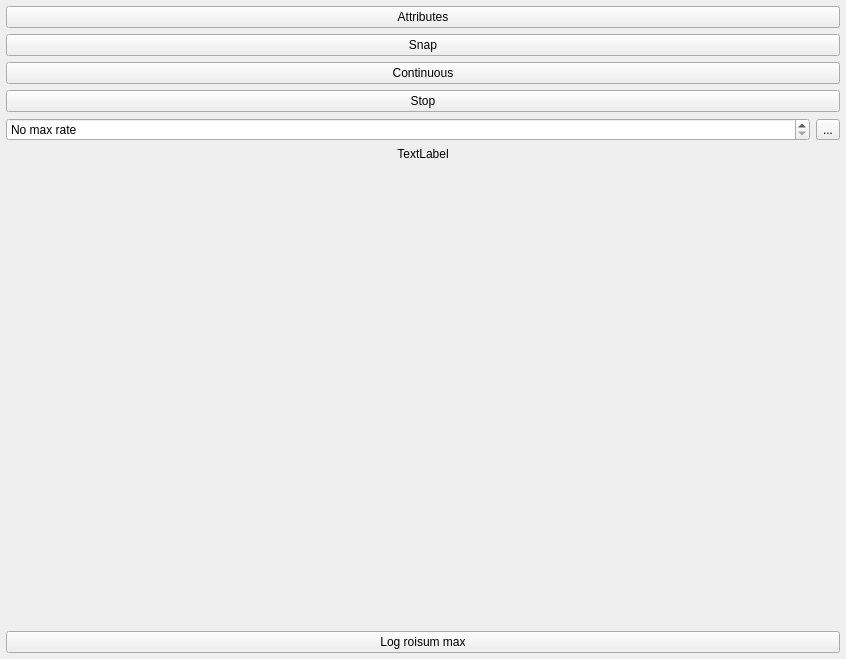
This is labscript_devices/IMAQdxCamera/blacs_tab.ui in jkthompsonlab/labscript-devices as Qt 5 draws it before an edit. The edited form follows.
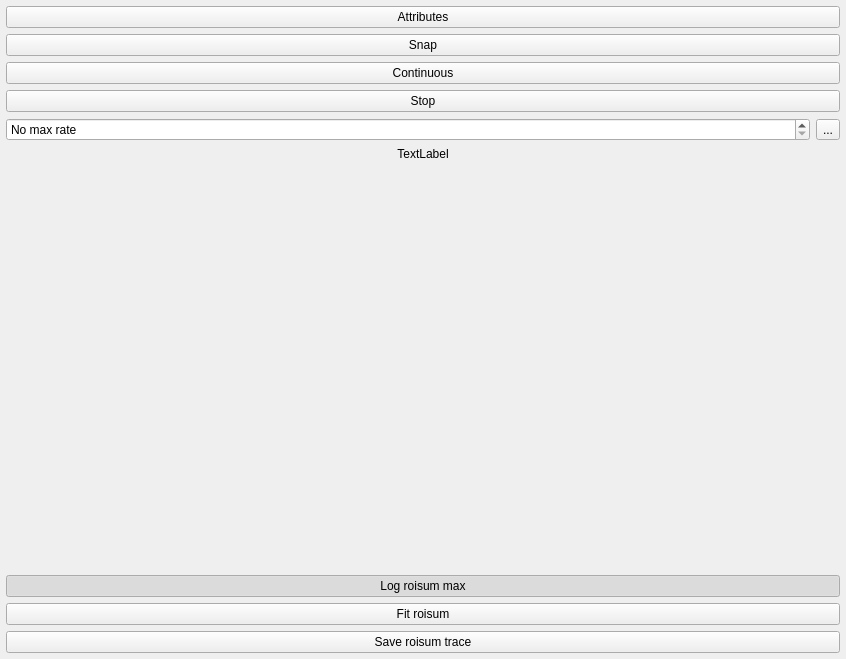
This is the edited form. Icons and pictures are not drawn.

Commit message: add fitting functions, outsource influxdb specific functions

Patch:
```diff
--- a/labscript_devices/IMAQdxCamera/blacs_tab.ui
+++ b/labscript_devices/IMAQdxCamera/blacs_tab.ui
@@ -167,10 +167,36 @@
           <bool>true</bool>
          </property>
          <property name="checked">
+          <bool>true</bool>
+         </property>
+        </widget>
+       </item>
+       <item>
+        <widget class="QPushButton" name="pushButton_fit_roisum">
+         <property name="toolTip">
+          <string>Fit and log roisum parameters to influxdb</string>
+         </property>
+         <property name="text">
+          <string>Fit roisum</string>
+         </property>
+         <property name="checkable">
+          <bool>true</bool>
+         </property>
+         <property name="checked">
           <bool>false</bool>
          </property>
         </widget>
        </item>
+       <item>
+        <widget class="QPushButton" name="pushButton_save_roisum">
+         <property name="toolTip">
+          <string>Save roisum trace to csv file</string>
+         </property>
+         <property name="text">
+          <string>Save roisum trace</string>
+         </property>
+        </widget>
+       </item>
       </layout>
      </item>
     </layout>
```
The commit also changes 1 other file.
